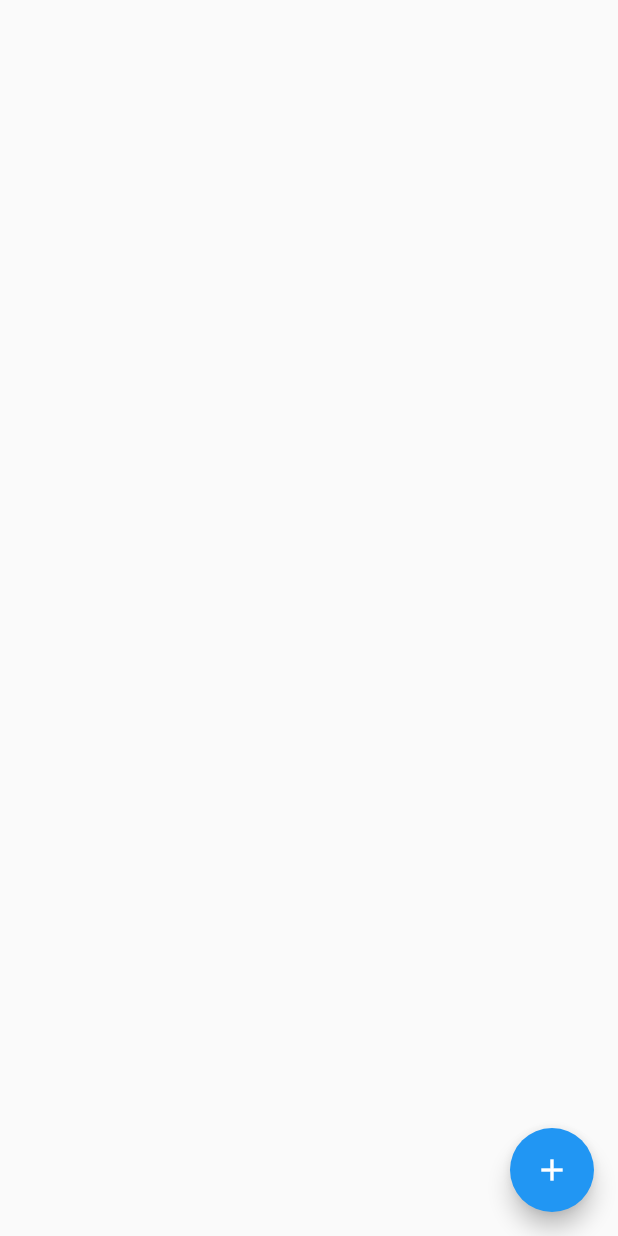
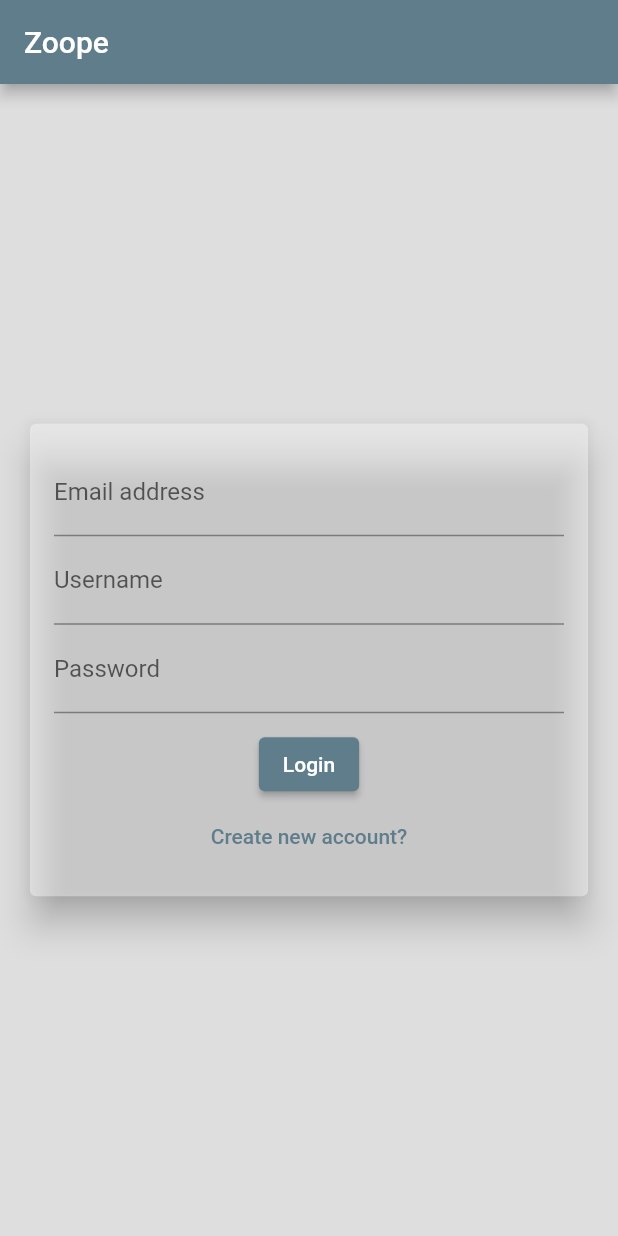
Before and after one commit to FaiyazUllah786/FlutterChatApp, a Flutter app: the screen it shows after launch, on a phone screen of 412 x 824 dp. Run offline on Flutter 3.47's test engine with Material 2 defaults, Android fonts, the phone set to English and light mode, and no system bars; our stand-ins replace cloud_firestore, firebase_core; accounts and stored records are empty.

Commit message:
little bit theming

```diff
--- a/lib/main.dart
+++ b/lib/main.dart
@@ -1,11 +1,15 @@
 import 'package:flutter/material.dart';
 import 'package:firebase_core/firebase_core.dart';
 import 'package:cloud_firestore/cloud_firestore.dart';
+import 'package:flutter/services.dart';
 
 import './screens/chat_screen.dart';
+import './screens/auth_screen.dart';
 
 void main() async {
   WidgetsFlutterBinding.ensureInitialized();
+  SystemChrome.setSystemUIOverlayStyle(
+      SystemUiOverlayStyle(statusBarColor: Colors.transparent));
   await Firebase.initializeApp();
   runApp(MyApp());
 }
@@ -16,7 +20,24 @@ class MyApp extends StatelessWidget {
   @override
   Widget build(BuildContext context) {
     return MaterialApp(
-      home: ChatScreen(),
+      debugShowCheckedModeBanner: false,
+      theme: ThemeData(
+        primarySwatch: Colors.blueGrey,
+        primaryColor: Colors.black12,
+        buttonTheme: ButtonTheme.of(context).copyWith(
+          textTheme: ButtonTextTheme.primary,
+          shape: RoundedRectangleBorder(
+            borderRadius: BorderRadius.circular(20),
+          ),
+        ),
+      ),
+      // home: ChatScreen(),
+      home: Scaffold(
+        appBar: AppBar(
+          title: Text('Zoope'),
+        ),
+        body: AuthScreen(),
+      ),
     );
   }
 }
--- /dev/null
+++ b/lib/screens/auth_screen.dart
@@ -0,0 +1,20 @@
+import 'package:flutter/material.dart';
+
+import '../widgets/auth_form.dart';
+
+class AuthScreen extends StatefulWidget {
+  const AuthScreen({super.key});
+
+  @override
+  State<AuthScreen> createState() => _AuthScreenState();
+}
+
+class _AuthScreenState extends State<AuthScreen> {
+  @override
+  Widget build(BuildContext context) {
+    return Scaffold(
+      backgroundColor: Color.fromARGB(255, 222, 222, 222),
+      body: AuthForm(),
+    );
+  }
+}
--- /dev/null
+++ b/lib/widgets/auth_form.dart
@@ -0,0 +1,49 @@
+import 'package:flutter/material.dart';
+
+class AuthForm extends StatefulWidget {
+  const AuthForm({super.key});
+
+  @override
+  State<AuthForm> createState() => _AuthFormState();
+}
+
+class _AuthFormState extends State<AuthForm> {
+  @override
+  Widget build(BuildContext context) {
+    return Center(
+      child: Card(
+        color: Colors.white.withOpacity(0.4),
+        elevation: 10,
+        margin: EdgeInsets.all(20),
+        child: SingleChildScrollView(
+          child: Padding(
+            padding: const EdgeInsets.all(16.0),
+            child: Column(
+              mainAxisSize: MainAxisSize.min,
+              children: [
+                TextFormField(
+                  keyboardType: TextInputType.emailAddress,
+                  decoration: InputDecoration(labelText: 'Email address'),
+                ),
+                TextFormField(
+                  decoration: InputDecoration(labelText: 'Username'),
+                ),
+                TextFormField(
+                  decoration: InputDecoration(labelText: 'Password'),
+                ),
+                SizedBox(
+                  height: 10,
+                ),
+                ElevatedButton(
+                  onPressed: () {},
+                  child: Text('Login'),
+                ),
+                TextButton(onPressed: () {}, child: Text('Create new account?'))
+              ],
+            ),
+          ),
+        ),
+      ),
+    );
+  }
+}
```
